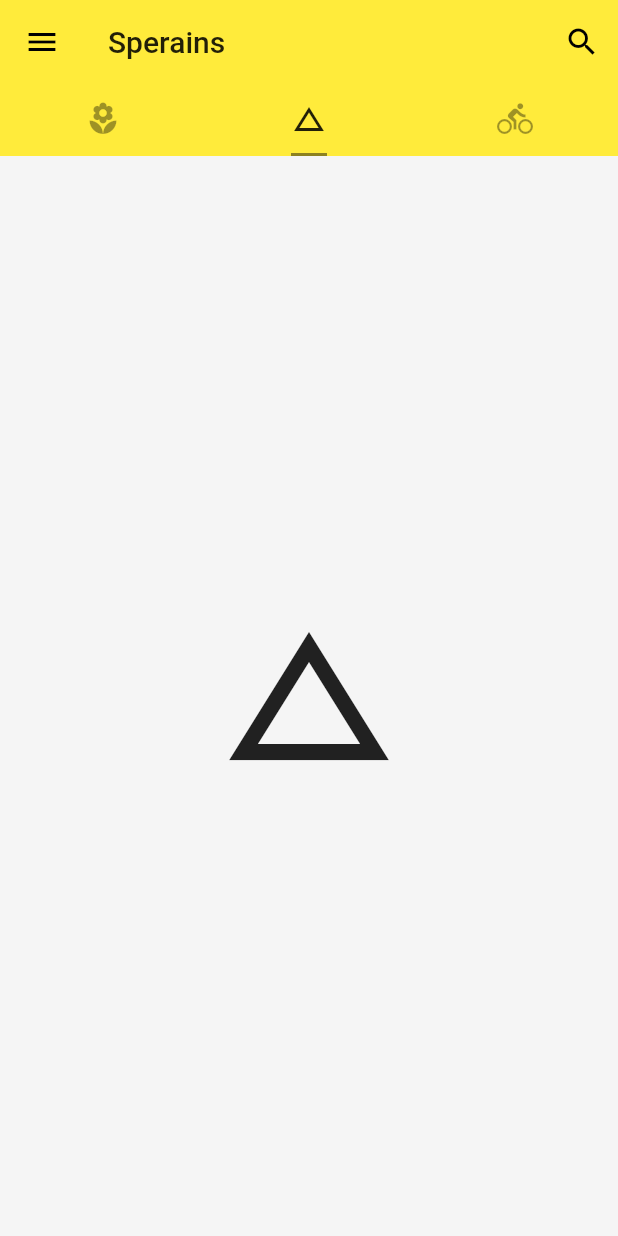
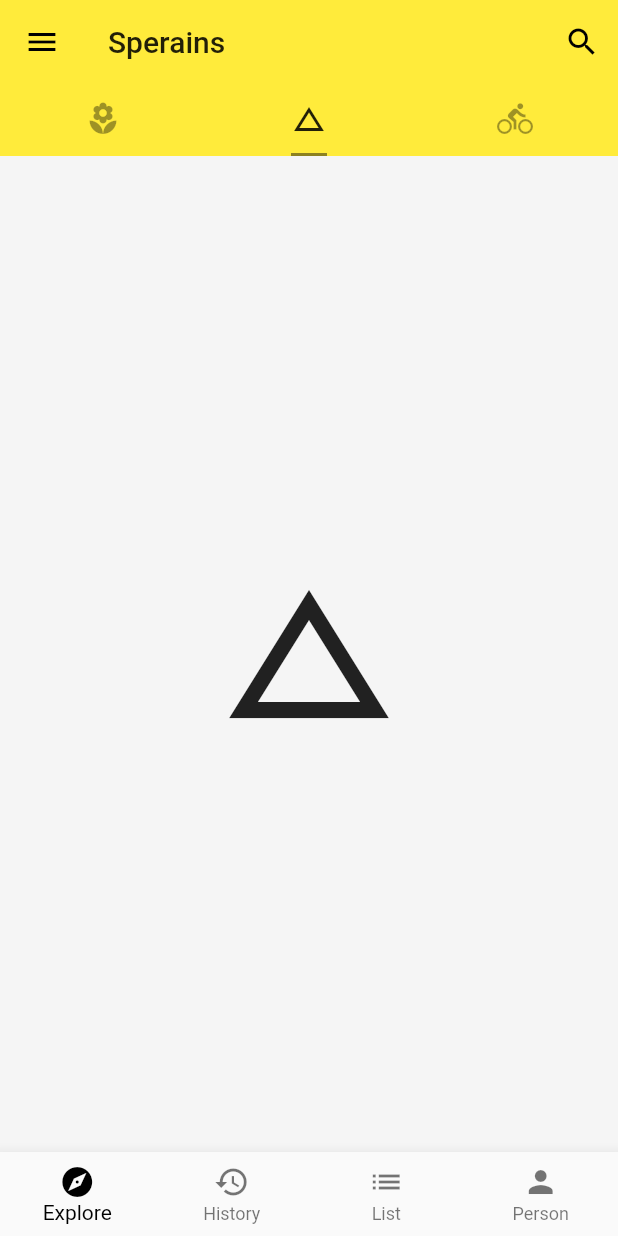
Before and after one commit to sperains/rains_flutter, a Flutter app: the screen it shows after launch, tab 2 chosen, on a phone screen of 412 x 824 dp. Run offline on Flutter 3.47's test engine with Material 2 defaults, Android fonts, the phone set to English and light mode, and no system bars; network calls fail.

Commit message:
底部导航:Bottom_navigation_bar

```diff
--- /dev/null
+++ b/lib/demo/bottom_navigation_bar_demo.dart
@@ -0,0 +1,47 @@
+import 'package:flutter/material.dart';
+
+class BottomNavigationBarDemo extends StatefulWidget {
+  BottomNavigationBarDemo({Key key}) : super(key: key);
+
+  @override
+  _BottomNavigationBarItemState createState() => _BottomNavigationBarItemState();
+}
+
+class _BottomNavigationBarItemState extends State<BottomNavigationBarDemo> {
+
+  int _currentIndex = 0 ;
+
+  void _onTapHandler (int index) {
+    setState(() {
+      this._currentIndex = index;
+    });
+  }
+
+  @override
+  Widget build(BuildContext context) {
+    return BottomNavigationBar(
+      currentIndex: _currentIndex,
+      onTap: _onTapHandler,
+      type: BottomNavigationBarType.fixed,
+      fixedColor: Colors.black,
+      items: [
+        BottomNavigationBarItem(
+          title: Text('Explore'),
+          icon: Icon(Icons.explore),
+        ),
+        BottomNavigationBarItem(
+          title: Text('History'),
+          icon: Icon(Icons.history)
+        ),
+        BottomNavigationBarItem(
+          title: Text('List'),
+          icon: Icon(Icons.list)
+        ),
+        BottomNavigationBarItem(
+          title: Text('Person'),
+          icon: Icon(Icons.person)
+        ),
+      ],
+    );
+  }
+}
--- a/lib/main.dart
+++ b/lib/main.dart
@@ -1,4 +1,6 @@
 import 'package:flutter/material.dart';
+import 'package:rains_flutter/demo/bottom_navigation_bar_demo.dart';
+import 'package:rains_flutter/demo/list_view_demo.dart';
 
 
 void main() => runApp(MyApp());
@@ -24,7 +26,6 @@ class MyApp extends StatelessWidget {
 
 
 class Home extends StatelessWidget {
-  const Home({Key key}) : super(key: key);
 
   @override
   Widget build(BuildContext context) {
@@ -55,7 +56,7 @@ class Home extends StatelessWidget {
         ),
         body: TabBarView(
           children: <Widget>[
-            Icon(Icons.local_florist, size: 128,),
+            ListViewDemo(),
             Icon(Icons.change_history, size: 128,),
             Icon(Icons.directions_bike, size: 128,),
           ],
@@ -100,8 +101,8 @@ class Home extends StatelessWidget {
 
             ],
           ),
-
         ),
+        bottomNavigationBar: BottomNavigationBarDemo()
       ),
     );
   }
```
